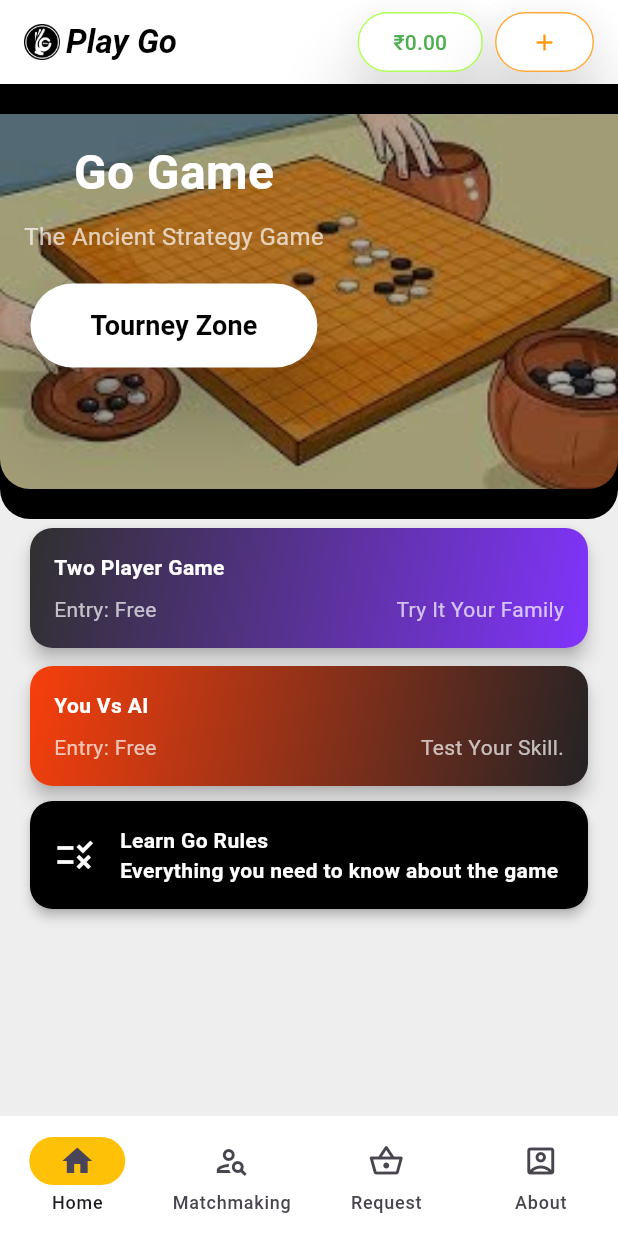
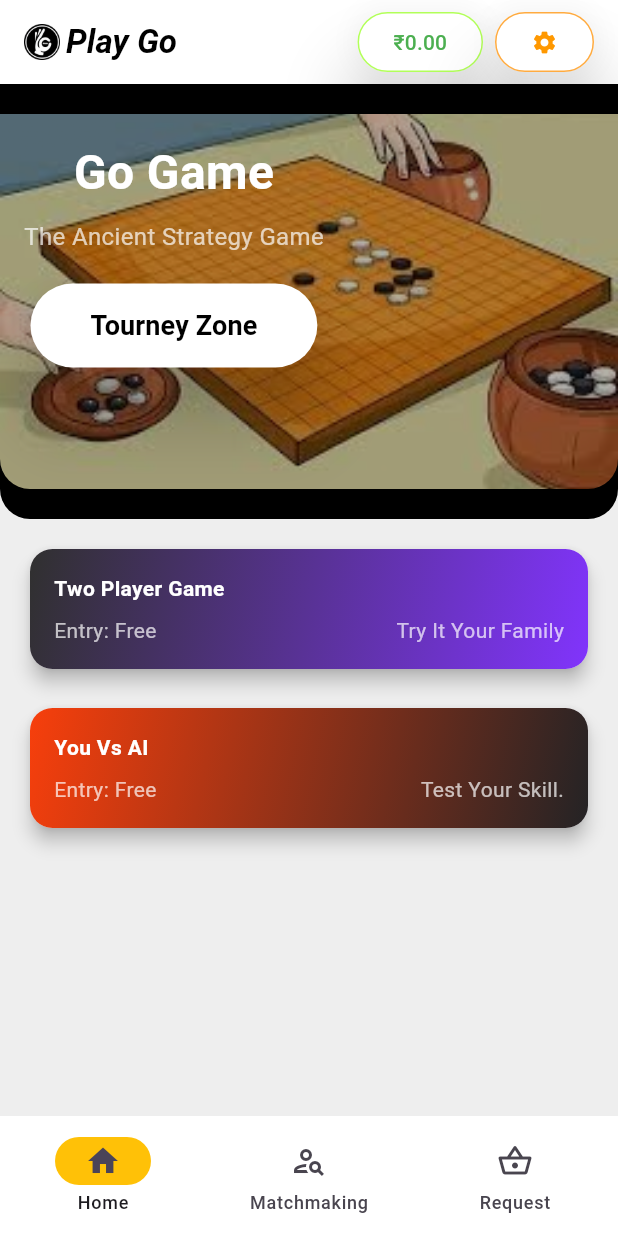
Before and after one commit to hisushanta/playgo, a Flutter app: the screen it shows once a user with an empty profile is signed in, on a phone screen of 412 x 824 dp. Run offline on Flutter 3.47's test engine with Material 3 defaults, Android fonts, the phone set to English and light mode, and no system bars; our stand-ins replace cloud_firestore, firebase_auth, firebase_core, firebase_storage, google_fonts, image_picker and 2 more; missing offline and left inert: firebase_ui_auth; accounts and stored records are empty; statements that could not run were skipped.

Commit message:
Remove one navigation bar and replace add icon with setting icon and navigate to user profile

```diff
--- a/playgo/lib/pages/home.dart
+++ b/playgo/lib/pages/home.dart
@@ -40,7 +40,7 @@ class _MyHomePageState extends State<MyHomePage> {
     GoGameHomePage(),
     SearchPage(),
     MatchRequestPage(),
-    const UserProfilePage()
+    // const UserProfilePage()
   ];
 
 
@@ -74,11 +74,6 @@ class _MyHomePageState extends State<MyHomePage> {
             selectedIcon: Icon(Icons.shopping_basket_sharp),
             icon: Icon(Icons.shopping_basket_outlined),
             label: 'Request',
-          ),
-          NavigationDestination(
-            selectedIcon: Icon(Icons.account_box),
-            icon: Icon(Icons.account_box_outlined),
-            label: 'About',
           ),
 
         ],
@@ -649,7 +644,7 @@ void _showTwoPlayerGameDialog(BuildContext context) {
             onPressed: () {
               Navigator.push(
                 context,
-                MaterialPageRoute(builder: (context) => AddCashPage()),
+                MaterialPageRoute(builder: (context) => UserProfilePage()),
               ).then((_) => _loadData());
             },
             style: ElevatedButton.styleFrom(
@@ -661,7 +656,7 @@ void _showTwoPlayerGameDialog(BuildContext context) {
                 borderRadius: BorderRadius.circular(20),
               ),
             ),
-            child: Icon(Icons.add,color: Colors.orange,),
+            child: Icon(Icons.settings,color: Colors.orange,),
           ),
         ],
       ),
@@ -759,7 +754,7 @@ void _showTwoPlayerGameDialog(BuildContext context) {
                     ),
                    // Tournament Banner
                   Padding(
-                    padding: EdgeInsets.symmetric(vertical: 2,horizontal: 16),
+                    padding: EdgeInsets.symmetric(vertical: 16,horizontal: 16),
                     child: GestureDetector(
                       child: Card(
                       elevation: 5,
@@ -858,40 +853,10 @@ void _showTwoPlayerGameDialog(BuildContext context) {
                     ),
                     onTap: (){
                       _showAIGameDialog(context);
-                      // Navigator.push(context, MaterialPageRoute(builder: (context) => const GoAIBoard(size: 9,duration: 4,))).then((_) => _loadData());;
                     },
                     ),
                   ),
 
-                  // Rules Update Banner
-                  Padding(
-                    padding: EdgeInsets.symmetric(horizontal: 16),
-                    child: Card(
-                      elevation: 3,
-                      shape: RoundedRectangleBorder(
-                        borderRadius: BorderRadius.circular(15),
-                      ),
-                      child: Container(
-                        padding: EdgeInsets.all(16),
-                        decoration: BoxDecoration(
-                          color: Colors.black,
-                          borderRadius: BorderRadius.circular(15),
-                        ),
-                        child: Row(
-                          children: [
-                            Icon(Icons.rule, color: Colors.white, size: 28),
-                            SizedBox(width: 16),
-                            Expanded(
-                              child: Text(
-                                "Learn Go Rules\nEverything you need to know about the game",
-                                style: TextStyle(color: Colors.white, fontWeight: FontWeight.bold),
-                              ),
-                            ),
-                          ],
-                        ),
-                      ),
-                    ),
-                  ),
                 ],
               ),
             ),
--- a/playgo/lib/pages/tournament_page.dart
+++ b/playgo/lib/pages/tournament_page.dart
@@ -3,6 +3,7 @@ import 'dart:async';
 import 'package:cloud_firestore/cloud_firestore.dart';
 import 'package:flutter/material.dart';
 import 'package:playgo/main.dart';
+import 'package:playgo/pages/about_pages.dart';
 import 'package:playgo/pages/wallet_pages.dart';
 import 'fund_page.dart';
 import 'home.dart';
@@ -260,7 +261,7 @@ void _listenForCountdown() {
             onPressed: () {
               Navigator.push(
                 context,
-                MaterialPageRoute(builder: (context) => AddCashPage()),
+                MaterialPageRoute(builder: (context) => UserProfilePage()),
               );
             },
             style: ElevatedButton.styleFrom(
@@ -271,7 +272,7 @@ void _listenForCountdown() {
                 borderRadius: BorderRadius.circular(20),
               ),
             ),
-            child: Icon(Icons.add,color: Colors.orange,),
+            child: Icon(Icons.settings,color: Colors.orange,),
           ),
               ],
             ),
```
